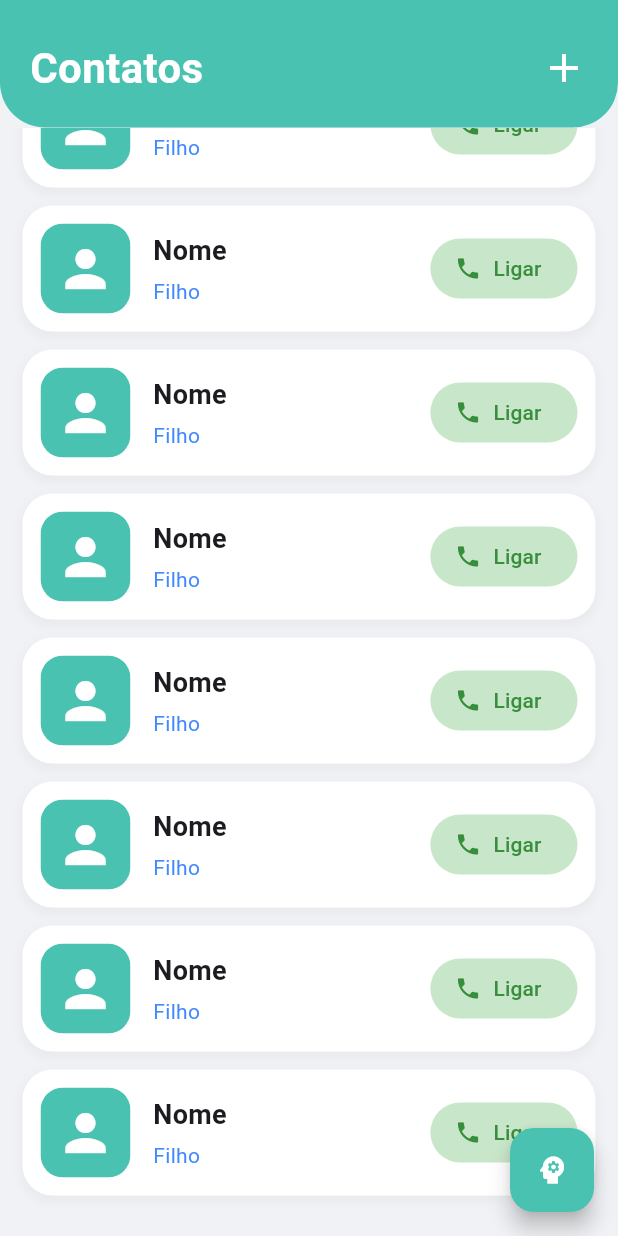
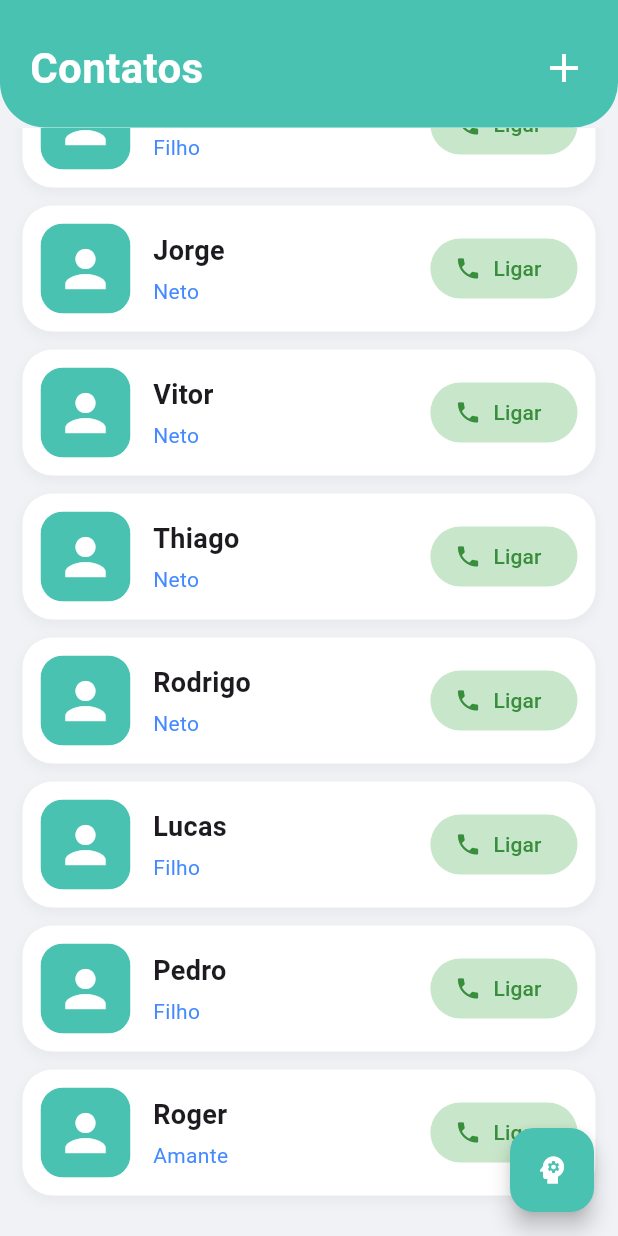
Before and after one commit to PEDROisaias/ProjetoFlutter, a Flutter app: the screen it shows after launch, scrolled down 539 dp, after a tap on "Ligar", on a phone screen of 412 x 824 dp. Run offline on Flutter 3.47's test engine with Material 3 defaults, Android fonts, the phone set to English and light mode, and no system bars.

Commit message:
quick fixes

```diff
--- a/aurelia_app/lib/ui/view/TelaDetalhesContato.dart
+++ b/aurelia_app/lib/ui/view/TelaDetalhesContato.dart
@@ -1,6 +1,3 @@
-// ignore: file_names
-import 'dart:collection';
-
 import 'package:aurelia_app/data/model/Contato.dart';
 import 'package:flutter/material.dart';
 
@@ -44,7 +41,7 @@ class Teladetalhescontato extends StatelessWidget {
           // espaço vertical restante.
           Expanded(child: _buildInfoContato()),
 
-          _buildBtnLigacao(),
+          // _buildBtnLigacao(),
         ],
       ),
     );
--- a/aurelia_app/lib/ui/view_model/ContatosViewModel.dart
+++ b/aurelia_app/lib/ui/view_model/ContatosViewModel.dart
@@ -21,18 +21,18 @@ class ContatosViewModel extends ChangeNotifier {
     // Popula a lista `_contatos` com dados de exemplo.
     _contatos = [
       Contato(nome: 'Bruno', relacao: 'Filho', telefone: '(21) 19999-9999'),
-      Contato(nome: 'Aurélia', relacao: 'Esposa', telefone: ''),
-      Contato(nome: 'Nome', relacao: 'Filho', telefone: ''),
-      Contato(nome: 'Nome', relacao: 'Filho', telefone: ''),
-      Contato(nome: 'Nome', relacao: 'Filho', telefone: ''),
-      Contato(nome: 'Nome', relacao: 'Filho', telefone: ''),
-      Contato(nome: 'Nome', relacao: 'Filho', telefone: ''),
-      Contato(nome: 'Nome', relacao: 'Filho', telefone: ''),
-      Contato(nome: 'Nome', relacao: 'Filho', telefone: ''),
-      Contato(nome: 'Nome', relacao: 'Filho', telefone: ''),
-      Contato(nome: 'Nome', relacao: 'Filho', telefone: ''),
-      Contato(nome: 'Nome', relacao: 'Filho', telefone: ''),
-      Contato(nome: 'Nome', relacao: 'Filho', telefone: ''),
+      Contato(nome: 'Aurélia', relacao: 'Esposa', telefone: '(19) 99029-8888'),
+      Contato(nome: 'Cintia', relacao: 'Filha', telefone: '(10) 99999-9999'),
+      Contato(nome: 'Paulane', relacao: 'Neta', telefone: '(11) 88888-8888'),
+      Contato(nome: 'Carla', relacao: 'Filha', telefone: '(12) 77777-7777'),
+      Contato(nome: 'Carlos', relacao: 'Filho', telefone: '(13) 66666-6666'),
+      Contato(nome: 'Jorge', relacao: 'Neto', telefone: '(14) 55555-5555'),
+      Contato(nome: 'Vitor', relacao: 'Neto', telefone: '(15) 44444-4444'),
+      Contato(nome: 'Thiago', relacao: 'Neto', telefone: '(16) 33333-3333'),
+      Contato(nome: 'Rodrigo', relacao: 'Neto', telefone: '(17) 22222-2222'),
+      Contato(nome: 'Lucas', relacao: 'Filho', telefone: '(18) 11111-1111'),
+      Contato(nome: 'Pedro', relacao: 'Filho', telefone: '(19) 98989-8989'),
+      Contato(nome: 'Roger', relacao: 'Amante', telefone: '(20) 87878-7878'),
     ];
     // Chama `notifyListeners()` para notificar todos os widgets que estão
     // usando este ViewModel que os dados foram atualizados,
```
Also changed, not shown: aurelia_app/lib/main.dart (line endings or trailing spaces).
